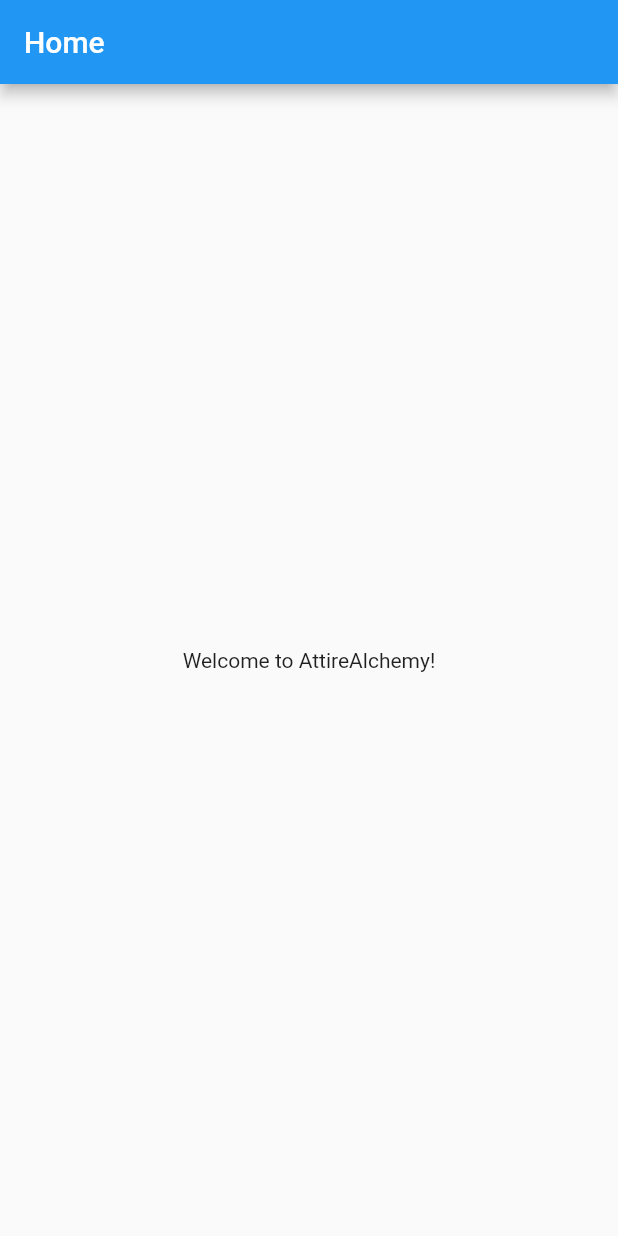
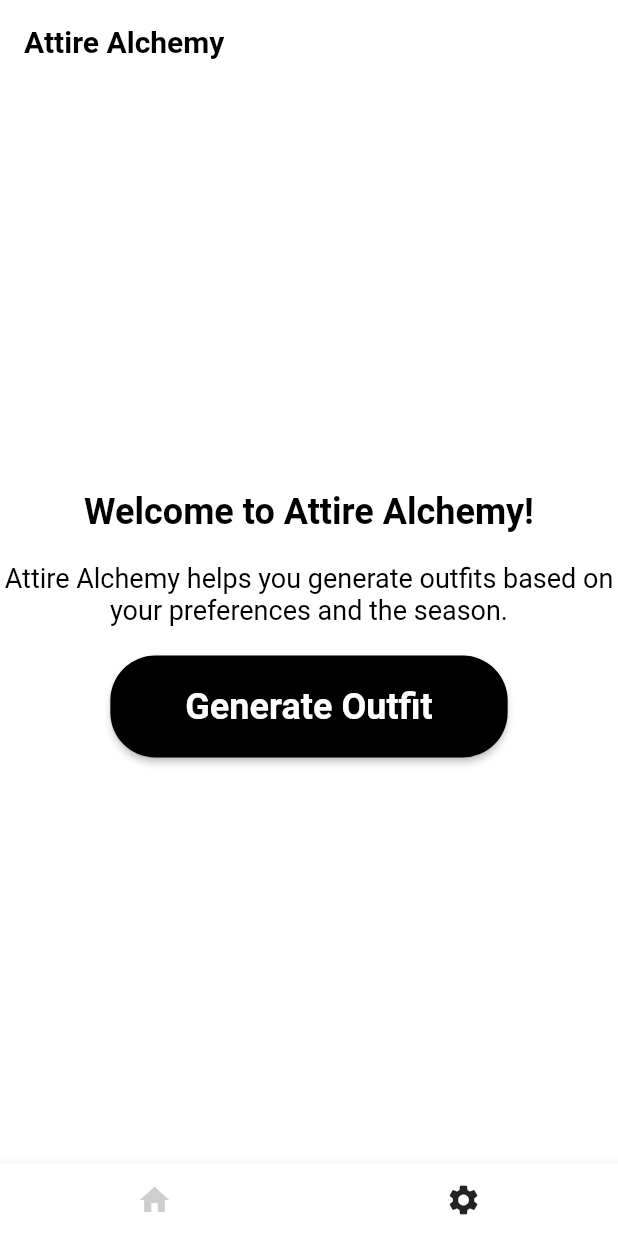
Before and after one commit to rubendiazzz/AttireAlchemy, a Flutter app: the screen it shows after launch, on a phone screen of 412 x 824 dp. Run offline on Flutter 3.47's test engine with Material 2 defaults, Android fonts, the phone set to English and light mode, and no system bars; our stand-ins replace image_picker, sqflite; accounts and stored records are empty.

Commit message:
Created screens & database
Added home_screen, outfit_generator_screen, settings_screen && database
+ outfit files.

```diff
--- a/attire_alchemy/lib/main.dart
+++ b/attire_alchemy/lib/main.dart
@@ -1,4 +1,6 @@
 import 'package:flutter/material.dart';
+import 'package:attire_alchemy/screens/home_screen.dart';
+import 'package:attire_alchemy/screens/outfit_generator_screen.dart';
 
 void main() {
   runApp(const AttireAlchemy());
@@ -10,27 +12,16 @@ class AttireAlchemy extends StatelessWidget {
   @override
   Widget build(BuildContext context) {
     return MaterialApp(
+      debugShowCheckedModeBanner: false,
       title: 'AttireAlchemy',
       theme: ThemeData(
         primarySwatch: Colors.blue,
       ),
-      home: const HomePage(),
+      initialRoute: '/',
+      routes: {
+        '/': (context) => const HomeScreen(),
+        '/outfit-generator': (context) => const OutfitGeneratorScreen(),
+      },
     );
   }
 }
-
-class HomePage extends StatelessWidget {
-  const HomePage({Key? key}) : super(key: key);
-
-  @override
-  Widget build(BuildContext context) {
-    return Scaffold(
-      appBar: AppBar(
-        title: const Text('Home'),
-      ),
-      body: const Center(
-        child: Text('Welcome to AttireAlchemy!'),
-      ),
-    );
-  }
-}
--- /dev/null
+++ b/attire_alchemy/lib/screens/home_screen.dart
@@ -0,0 +1,136 @@
+// ignore_for_file: library_private_types_in_public_api
+
+import 'package:flutter/material.dart';
+import 'package:attire_alchemy/screens/outfit_generator_screen.dart';
+import 'package:attire_alchemy/screens/settings_screen.dart';
+
+class HomeScreen extends StatefulWidget {
+  const HomeScreen({Key? key}) : super(key: key);
+
+  @override
+  _HomeScreenState createState() => _HomeScreenState();
+}
+
+class _HomeScreenState extends State<HomeScreen> {
+  bool _isHomeScreen = true;
+
+  @override
+  Widget build(BuildContext context) {
+    return Scaffold(
+      appBar: AppBar(
+        backgroundColor: Colors.white,
+        elevation: 0,
+        title: const Text(
+          'Attire Alchemy',
+          style: TextStyle(
+            color: Colors.black,
+            fontWeight: FontWeight.bold,
+          ),
+        ),
+      ),
+      body: Column(
+        children: [
+          Expanded(
+            child: Container(
+              color: Colors.white,
+              child: Column(
+                mainAxisAlignment: MainAxisAlignment.center,
+                children: [
+                  const Text(
+                    'Welcome to Attire Alchemy!',
+                    style: TextStyle(
+                      color: Colors.black,
+                      fontSize: 24,
+                      fontWeight: FontWeight.bold,
+                    ),
+                  ),
+                  const SizedBox(height: 20),
+                  const Text(
+                    'Attire Alchemy helps you generate outfits based on your preferences and the season.',
+                    textAlign: TextAlign.center,
+                    style: TextStyle(
+                      color: Colors.black,
+                      fontSize: 18,
+                    ),
+                  ),
+                  const SizedBox(height: 20),
+                  ElevatedButton(
+                    onPressed: () {
+                      Navigator.push(
+                        context,
+                        MaterialPageRoute(
+                          builder: (context) => const OutfitGeneratorScreen(),
+                        ),
+                      );
+                      setState(() {
+                        _isHomeScreen = false;
+                      });
+                    },
+                    style: ElevatedButton.styleFrom(
+                      backgroundColor: Colors.black,
+                      padding: const EdgeInsets.symmetric(
+                        horizontal: 50,
+                        vertical: 20,
+                      ),
+                      shape: RoundedRectangleBorder(
+                        borderRadius: BorderRadius.circular(30),
+                      ),
+                    ),
+                    child: const Text(
+                      'Generate Outfit',
+                      style: TextStyle(
+                        color: Colors.white,
+                        fontSize: 24,
+                        fontWeight: FontWeight.bold,
+                      ),
+                    ),
+                  ),
+                ],
+              ),
+            ),
+          ),
+        ],
+      ),
+      bottomNavigationBar: BottomAppBar(
+        child: Row(
+          mainAxisAlignment: MainAxisAlignment.spaceAround,
+          children: [
+            Opacity(
+              opacity: _isHomeScreen ? 0.5 : 1.0,
+              child: IconButton(
+                onPressed: _isHomeScreen
+                    ? null
+                    : () {
+                        Navigator.push(
+                          context,
+                          MaterialPageRoute(
+                            builder: (context) => const HomeScreen(),
+                          ),
+                        );
+                        setState(() {
+                          _isHomeScreen = true;
+                        });
+                      },
+                icon: const Icon(Icons.home),
+              ),
+            ),
+            IconButton(
+              onPressed: () {
+                Navigator.push(
+                  context,
+                  MaterialPageRoute(
+                    builder: (context) => SettingsScreen(),
+                  ),
+                );
+                setState(() {
+                  _isHomeScreen = false;
+                });
+              },
+              icon: const Icon(Icons.settings),
+            ),
+          ],
+        ),
+      ),
+    );
+  }
+}
--- a/attire_alchemy/pubspec.yaml
+++ b/attire_alchemy/pubspec.yaml
@@ -30,6 +30,10 @@ environment:
 dependencies:
   flutter:
     sdk: flutter
+  path_provider: ^2.0.8
+  image_picker: ^0.8.4+4
+  sqflite: ^2.0.0+4
+  path: ^1.8.0
 
 
   # The following adds the Cupertino Icons font to your application.
```
Also changed, not shown: attire_alchemy/lib/screens/outfit_generator_screen.dart (added, +108 -0 lines), attire_alchemy/lib/screens/settings_screen.dart (added, +41 -0 lines), attire_alchemy/lib/utils/database_helper.dart (added, +142 -0 lines), attire_alchemy/lib/models/outfit.dart (added), attire_alchemy/pubspec.lock, 11 other files.
